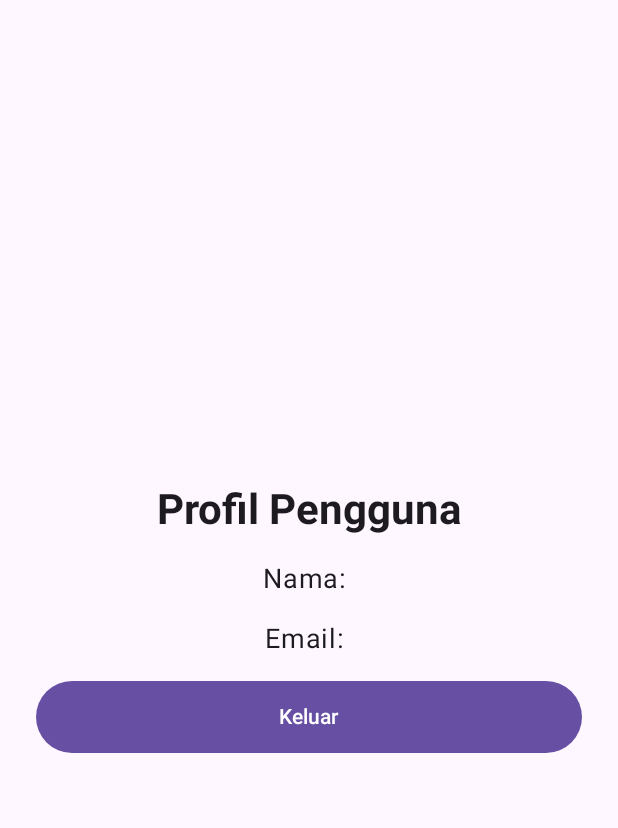
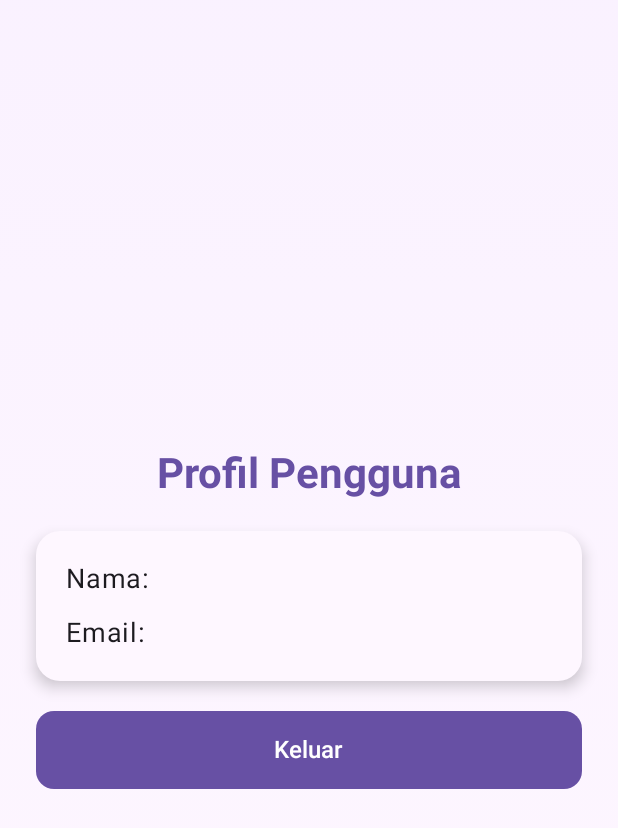
Before and after one commit to lukman12341/myquranApp, an Android app built with Jetpack Compose: the ProfileScreen screen opened through its navigation route, on a phone screen of 412 x 824 dp. Shown: the top 828 px of the screen. Run offline under Robolectric (Android 15) with nearby library versions, the phone set to English and light mode, and no system bars; our stand-ins replace Firebase (no records; nobody signed in at launch, a user with empty details on screens opened directly).

Commit message:
profilscreen done

```diff
--- a/app/src/main/java/com/example/myq/ui/screen/ProfileScreen.kt
+++ b/app/src/main/java/com/example/myq/ui/screen/ProfileScreen.kt
@@ -1,10 +1,14 @@
 package com.example.myq.ui.screen
 
+import androidx.compose.foundation.background
 import androidx.compose.foundation.layout.*
+import androidx.compose.foundation.shape.RoundedCornerShape
 import androidx.compose.material3.*
 import androidx.compose.runtime.Composable
 import androidx.compose.ui.Alignment
 import androidx.compose.ui.Modifier
+import androidx.compose.ui.graphics.Brush
+import androidx.compose.ui.graphics.Color
 import androidx.compose.ui.platform.LocalContext
 import androidx.compose.ui.text.font.FontWeight
 import androidx.compose.ui.unit.dp
@@ -22,24 +26,48 @@ fun ProfileScreen(navController: NavController) {
         Box(
             modifier = Modifier
                 .fillMaxSize()
-                .padding(paddingValues),
+                .padding(paddingValues)
+                .background(
+                    brush = Brush.verticalGradient(
+                        colors = listOf(
+                            MaterialTheme.colorScheme.primaryContainer.copy(alpha = 0.2f),
+                            MaterialTheme.colorScheme.surface
+                        )
+                    )
+                ),
             contentAlignment = Alignment.Center
         ) {
             Column(
                 horizontalAlignment = Alignment.CenterHorizontally,
-                verticalArrangement = Arrangement.spacedBy(16.dp),
-                modifier = Modifier.padding(24.dp)
+                verticalArrangement = Arrangement.spacedBy(20.dp),
+                modifier = Modifier
+                    .fillMaxWidth()
+                    .padding(horizontal = 24.dp)
             ) {
                 // Judul Profil
                 Text(
                     text = "Profil Pengguna",
                     style = MaterialTheme.typography.headlineMedium.copy(
                         fontWeight = FontWeight.Bold,
-                        fontSize = 28.sp
+                        fontSize = 28.sp,
+                        color = MaterialTheme.colorScheme.primary
                     )
                 )
 
-                // Informasi Pengguna
+                // Kartu Info Pengguna
+                Card(
+                    modifier = Modifier.fillMaxWidth(),
+                    shape = RoundedCornerShape(16.dp),
+                    colors = CardDefaults.cardColors(
+                        containerColor = MaterialTheme.colorScheme.background
+                    ),
+                    elevation = CardDefaults.cardElevation(defaultElevation = 6.dp)
+                ) {
+                    Column(
+                        modifier = Modifier.padding(20.dp),
+                        verticalArrangement = Arrangement.spacedBy(12.dp),
+                        horizontalAlignment = Alignment.Start
+                    ) {
                         if (currentUser != null) {
                             Text(
                                 text = "Nama: ${currentUser.displayName ?: "Tidak tersedia"}",
@@ -52,12 +80,17 @@ fun ProfileScreen(navController: NavController) {
                         } else {
                             Text(
                                 text = "Tidak ada pengguna yang masuk",
-                        style = MaterialTheme.typography.bodyLarge.copy(fontSize = 18.sp),
+                                style = MaterialTheme.typography.bodyLarge.copy(
+                                    fontSize = 18.sp,
                                     color = MaterialTheme.colorScheme.error
                                 )
+                            )
+                        }
+                    }
                 }
 
-                // Tombol Keluar
+                // Tombol Logout
+                if (currentUser != null) {
                     Button(
                         onClick = {
                             FirebaseAuthManager.signOut(context)
@@ -67,15 +100,23 @@ fun ProfileScreen(navController: NavController) {
                         },
                         modifier = Modifier
                             .fillMaxWidth()
-                        .height(48.dp),
-                    enabled = currentUser != null
+                            .height(52.dp),
+                        shape = RoundedCornerShape(12.dp),
+                        colors = ButtonDefaults.buttonColors(
+                            containerColor = MaterialTheme.colorScheme.primary,
+                            contentColor = MaterialTheme.colorScheme.onPrimary
+                        )
                     ) {
                         Text(
                             text = "Keluar",
-                        style = MaterialTheme.typography.labelLarge
+                            style = MaterialTheme.typography.labelLarge.copy(
+                                fontWeight = FontWeight.SemiBold,
+                                fontSize = 16.sp
+                            )
                         )
                     }
                 }
             }
         }
     }
+}
```
Lines whose indentation alone changed are shown as unchanged.
